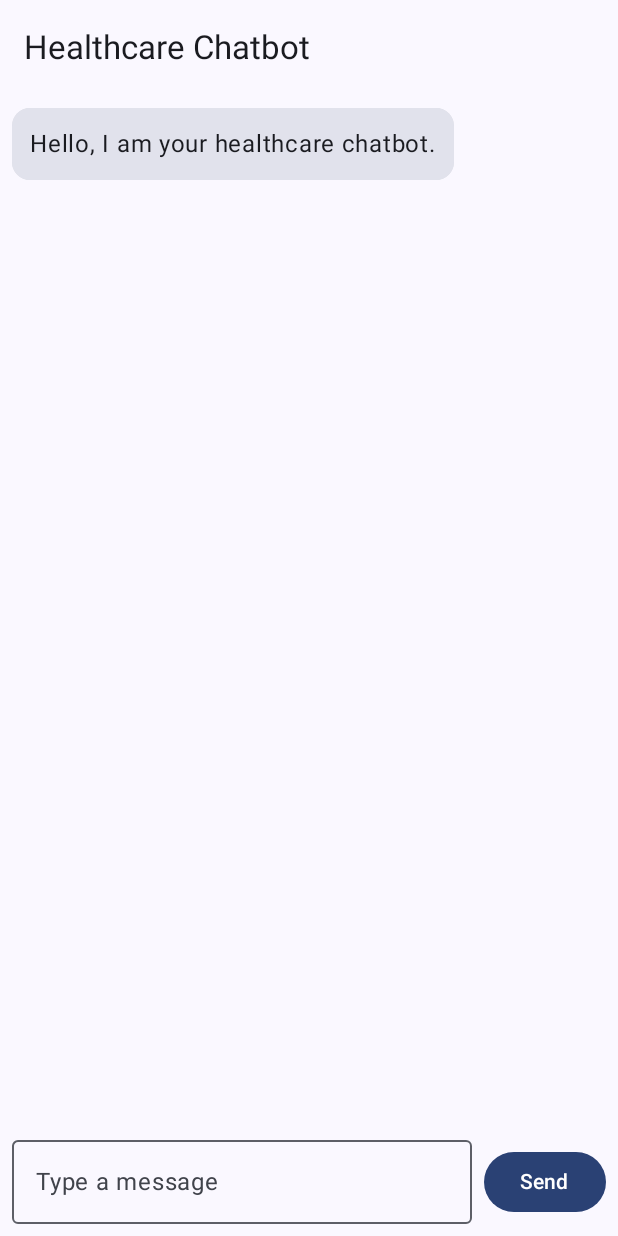
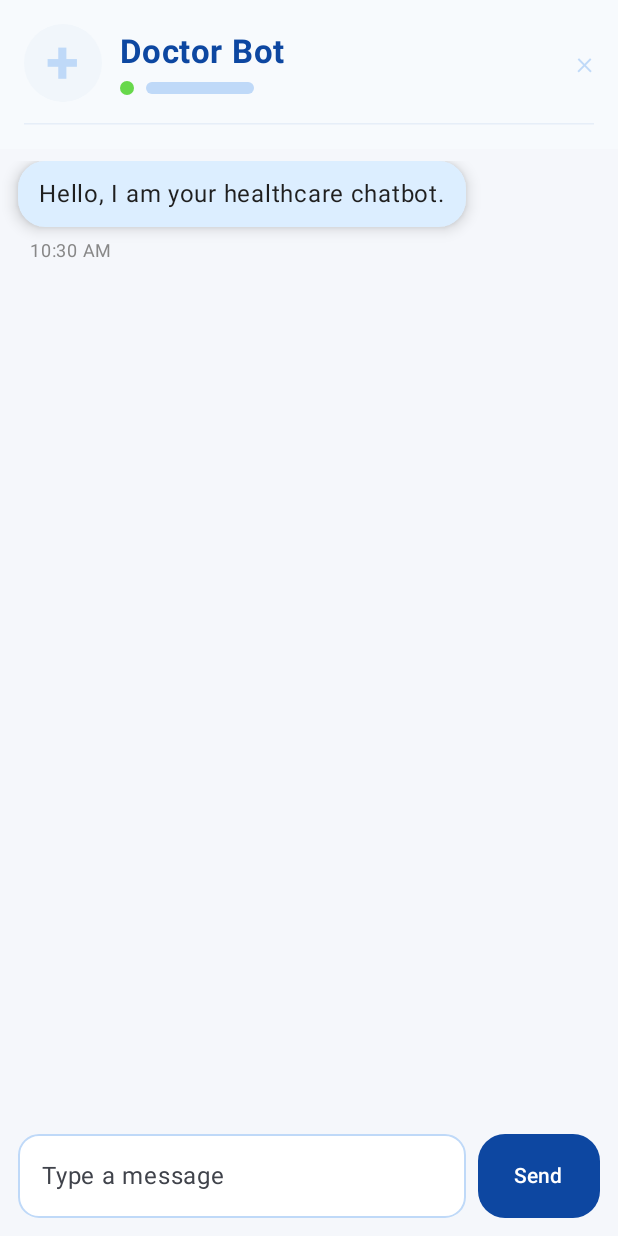
Before and after one commit to ixchel-ac/secure-mobile-rag-chatbot, an Android app built with Jetpack Compose: the screen it shows after launch (MainActivity), on a phone screen of 412 x 824 dp. Run offline under Robolectric (Android 15) with nearby library versions, the light colour scheme and no system bars.

Commit message:
Healthcare chatbot design with timestamps

```diff
--- a/android-app/app/src/main/java/com/example/baselinechatbot/ChatMessage.kt
+++ b/android-app/app/src/main/java/com/example/baselinechatbot/ChatMessage.kt
@@ -1,6 +1,16 @@
+// Defines what one message looks like
+
 package com.example.baselinechatbot
 
+//One chat message has two pieces of information:
+// string text : stores the content of the message.
+// isUser : tells the app who sent the message.
+//true → message came from the user
+//false → message came from the chatbot
+// UI uses it to decide where to place the message bubble:
+//user messages go to the right and bot messages go to the left
 data class ChatMessage(
     val text: String,
-    val isUser: Boolean
+    val isUser: Boolean,
+    val timestamp : String
 )
--- a/android-app/app/src/main/java/com/example/baselinechatbot/ChatScreen.kt
+++ b/android-app/app/src/main/java/com/example/baselinechatbot/ChatScreen.kt
@@ -5,57 +5,96 @@ import androidx.compose.foundation.layout.Arrangement
 import androidx.compose.foundation.layout.Box
 import androidx.compose.foundation.layout.Column
 import androidx.compose.foundation.layout.Row
+import androidx.compose.foundation.layout.Spacer
 import androidx.compose.foundation.layout.fillMaxSize
 import androidx.compose.foundation.layout.fillMaxWidth
+import androidx.compose.foundation.layout.height
+import androidx.compose.foundation.layout.navigationBarsPadding
 import androidx.compose.foundation.layout.padding
-import androidx.compose.foundation.layout.navigationBarsPadding
+import androidx.compose.foundation.layout.size
 import androidx.compose.foundation.lazy.LazyColumn
 import androidx.compose.foundation.lazy.items
+import androidx.compose.foundation.lazy.rememberLazyListState
+import androidx.compose.foundation.shape.CircleShape
 import androidx.compose.foundation.shape.RoundedCornerShape
 import androidx.compose.material3.Button
+import androidx.compose.material3.ButtonDefaults
 import androidx.compose.material3.Card
-import androidx.compose.material3.MaterialTheme
+import androidx.compose.material3.CardDefaults
+import androidx.compose.material3.HorizontalDivider
 import androidx.compose.material3.OutlinedTextField
-import androidx.compose.material3.Scaffold
+import androidx.compose.material3.OutlinedTextFieldDefaults
 import androidx.compose.material3.Text
-import androidx.compose.material3.TopAppBar
-import androidx.compose.material3.ExperimentalMaterial3Api
-import androidx.compose.runtime.*
+import androidx.compose.runtime.Composable
+import androidx.compose.runtime.LaunchedEffect
+import androidx.compose.runtime.getValue
+import androidx.compose.runtime.mutableStateListOf
+import androidx.compose.runtime.mutableStateOf
+import androidx.compose.runtime.remember
+import androidx.compose.runtime.rememberCoroutineScope
+import androidx.compose.runtime.setValue
 import androidx.compose.ui.Alignment
 import androidx.compose.ui.Modifier
+import androidx.compose.ui.graphics.Color
+import androidx.compose.ui.text.font.FontWeight
 import androidx.compose.ui.unit.dp
+import androidx.compose.ui.unit.sp
+import java.text.SimpleDateFormat
+import java.util.Date
+import java.util.Locale
 
-@OptIn(ExperimentalMaterial3Api::class)
+private val ScreenBackground = Color(0xFFF5F7FB)
+private val HeaderBlue = Color(0xFF0D47A1)
+private val UserBubbleBlue = Color(0xFF0B57D0)
+private val BotBubbleBlue = Color(0xFFDCEEFF)
+private val AccentBlue = Color(0xFFBFD9F8)
+private val OnlineGreen = Color(0xFF67D84B)
+private val WhiteText = Color.White
+private val DarkText = Color(0xFF1F1F1F)
+
+fun getCurrentTime(): String {
+    val formatter = SimpleDateFormat("h:mm a", Locale.getDefault())
+    return formatter.format(Date())
+}
+
 @Composable
 fun ChatScreen() {
     var userInput by remember { mutableStateOf("") }
 
     val messages = remember {
         mutableStateListOf(
-            ChatMessage("Hello, I am your healthcare chatbot.", false)
+            ChatMessage(
+                text = "Hello, I am your healthcare chatbot.",
+                isUser = false,
+                timestamp = getCurrentTime()
+            )
         )
     }
 
-    Scaffold(
-        topBar = {
-            TopAppBar(
-                title = { Text("Healthcare Chatbot") }
-            )
+    val listState = rememberLazyListState()
+    val scope = rememberCoroutineScope()
+
+    LaunchedEffect(messages.size) {
+        if (messages.isNotEmpty()) {
+            listState.animateScrollToItem(messages.lastIndex)
         }
-    ) { paddingValues ->
+    }
 
     Column(
         modifier = Modifier
             .fillMaxSize()
-                .padding(paddingValues)
+            .background(ScreenBackground)
             .navigationBarsPadding()
     ) {
+        DoctorBotHeader()
+
         LazyColumn(
+            state = listState,
             modifier = Modifier
                 .weight(1f)
                 .fillMaxWidth()
-                    .padding(8.dp),
-                verticalArrangement = Arrangement.spacedBy(8.dp)
+                .padding(horizontal = 12.dp, vertical = 8.dp),
+            verticalArrangement = Arrangement.spacedBy(10.dp)
         ) {
             items(messages) { message ->
                 MessageBubble(message)
@@ -65,49 +104,167 @@ fun ChatScreen() {
         Row(
             modifier = Modifier
                 .fillMaxWidth()
-                    .padding(8.dp),
+                .padding(12.dp),
             verticalAlignment = Alignment.CenterVertically
         ) {
             OutlinedTextField(
                 value = userInput,
                 onValueChange = { userInput = it },
                 modifier = Modifier.weight(1f),
-                    placeholder = { Text("Type a message") }
+                placeholder = { Text("Type a message") },
+                shape = RoundedCornerShape(14.dp),
+                colors = OutlinedTextFieldDefaults.colors(
+                    focusedBorderColor = HeaderBlue,
+                    unfocusedBorderColor = AccentBlue,
+                    focusedContainerColor = Color.White,
+                    unfocusedContainerColor = Color.White
+                )
             )
 
             Button(
                 onClick = {
                     if (userInput.isNotBlank()) {
-                            messages.add(ChatMessage(userInput, true))
-                            messages.add(ChatMessage("Test response from chatbot", false))
+                        messages.add(
+                            ChatMessage(
+                                text = userInput,
+                                isUser = true,
+                                timestamp = getCurrentTime()
+                            )
+                        )
+
+                        messages.add(
+                            ChatMessage(
+                                text = "Test response from chatbot",
+                                isUser = false,
+                                timestamp = getCurrentTime()
+                            )
+                        )
+
                         userInput = ""
                     }
                 },
-                    modifier = Modifier.padding(start = 8.dp)
+                modifier = Modifier
+                    .padding(start = 8.dp)
+                    .height(56.dp),
+                shape = RoundedCornerShape(18.dp),
+                colors = ButtonDefaults.buttonColors(
+                    containerColor = HeaderBlue,
+                    contentColor = WhiteText
+                )
             ) {
                 Text("Send")
             }
         }
     }
 }
+
+@Composable
+fun DoctorBotHeader() {
+    Column(
+        modifier = Modifier
+            .fillMaxWidth()
+            .background(Color(0xFFF7FAFD))
+            .padding(horizontal = 16.dp, vertical = 16.dp)
+    ) {
+        Row(
+            verticalAlignment = Alignment.CenterVertically
+        ) {
+            Box(
+                modifier = Modifier
+                    .size(52.dp)
+                    .background(Color(0xFFF1F6FB), CircleShape),
+                contentAlignment = Alignment.Center
+            ) {
+                Text(
+                    text = "+",
+                    color = AccentBlue,
+                    fontSize = 40.sp,
+                    fontWeight = FontWeight.Bold
+                )
+            }
+
+            Spacer(modifier = Modifier.size(12.dp))
+
+            Column(modifier = Modifier.weight(1f)) {
+                Text(
+                    text = "Doctor Bot",
+                    color = HeaderBlue,
+                    fontWeight = FontWeight.Bold,
+                    fontSize = 22.sp
+                )
+
+                Spacer(modifier = Modifier.height(6.dp))
+
+                Row(verticalAlignment = Alignment.CenterVertically) {
+                    Box(
+                        modifier = Modifier
+                            .size(9.dp)
+                            .background(OnlineGreen, CircleShape)
+                    )
+
+                    Spacer(modifier = Modifier.size(8.dp))
+
+                    Box(
+                        modifier = Modifier
+                            .height(8.dp)
+                            .fillMaxWidth(0.25f)
+                            .background(AccentBlue, RoundedCornerShape(20.dp))
+                    )
+                }
+            }
+
+            Text(
+                text = "×",
+                color = AccentBlue,
+                fontSize = 22.sp,
+                fontWeight = FontWeight.Light
+            )
+        }
+
+        Spacer(modifier = Modifier.height(14.dp))
+        HorizontalDivider(color = Color(0xFFE6EEF8))
+    }
 }
 
 @Composable
 fun MessageBubble(message: ChatMessage) {
+    val bubbleColor = if (message.isUser) UserBubbleBlue else BotBubbleBlue
+    val textColor = if (message.isUser) WhiteText else DarkText
+    val arrangement = if (message.isUser) Arrangement.End else Arrangement.Start
+    val timestampAlignment = if (message.isUser) Alignment.End else Alignment.Start
+
+    Column(
+        modifier = Modifier.fillMaxWidth(),
+        horizontalAlignment = timestampAlignment
+    ) {
         Row(
             modifier = Modifier.fillMaxWidth(),
-        horizontalArrangement = if (message.isUser) Arrangement.End else Arrangement.Start
+            horizontalArrangement = arrangement
         ) {
             Card(
-            shape = RoundedCornerShape(12.dp)
+                shape = RoundedCornerShape(18.dp),
+                elevation = CardDefaults.cardElevation(defaultElevation = 6.dp),
+                colors = CardDefaults.cardColors(containerColor = bubbleColor)
             ) {
                 Box(
-                modifier = Modifier
-                    .background(MaterialTheme.colorScheme.surfaceVariant)
-                    .padding(12.dp)
+                    modifier = Modifier.padding(horizontal = 14.dp, vertical = 10.dp)
                 ) {
-                Text(text = message.text)
+                    Text(
+                        text = message.text,
+                        color = textColor,
+                        fontSize = 16.sp
+                    )
                 }
             }
         }
+
+        Spacer(modifier = Modifier.height(4.dp))
+
+        Text(
+            text = message.timestamp,
+            color = Color.Gray,
+            fontSize = 12.sp,
+            modifier = Modifier.padding(horizontal = 8.dp)
+        )
     }
+}
--- a/android-app/app/src/main/java/com/example/baselinechatbot/MainActivity.kt
+++ b/android-app/app/src/main/java/com/example/baselinechatbot/MainActivity.kt
@@ -1,3 +1,6 @@
+//Entrypoint tell android which screen to show fist
+
+
 package com.example.baselinechatbot
 
 import android.os.Bundle
@@ -7,6 +10,9 @@ import androidx.activity.enableEdgeToEdge
 import androidx.compose.material3.MaterialTheme
 import androidx.compose.material3.Surface
 import com.example.baselinechatbot.ui.theme.BaselineChatbotTheme
+import androidx.compose.ui.graphics.Color
+
+// Creates the main android screen container and is base class for activities
 
 
 class MainActivity : ComponentActivity() {
@@ -16,7 +22,8 @@ class MainActivity : ComponentActivity() {
 
         setContent {
             BaselineChatbotTheme {
-                Surface(color = MaterialTheme.colorScheme.background) {
+                Surface(color = Color(0xFFF5F7FB)) {
+                    //tells Android to display the composable function called ChatScreen
                     ChatScreen()
                 }
             }
```
Lines whose indentation alone changed are shown as unchanged.
